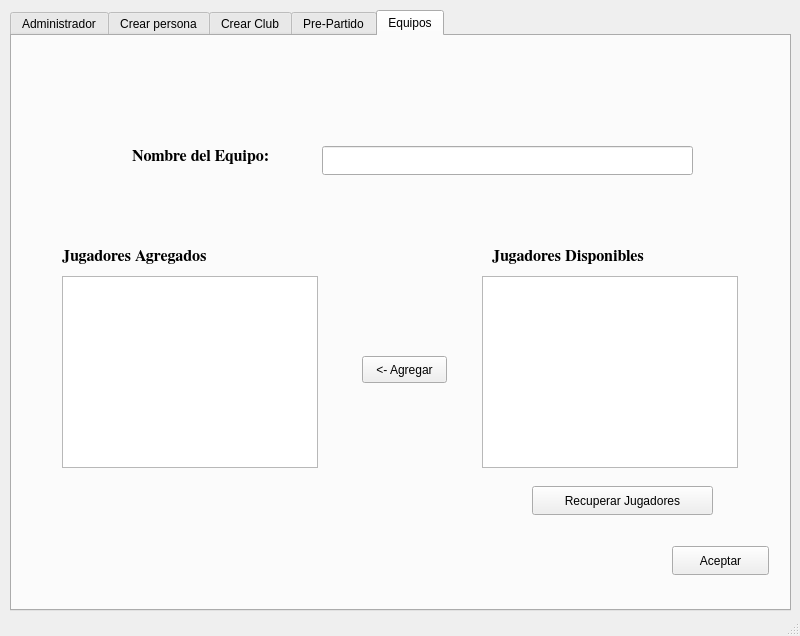
The window that mainWtabs.ui (Jeancasoto/ThePlaceToBet) describes before a commit, drawn with Qt 5.
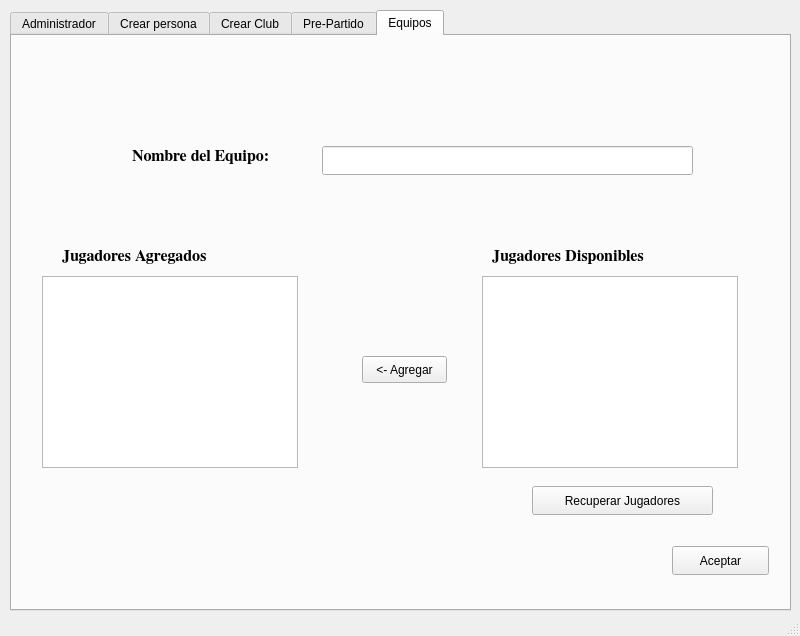
The same window after the commit. The open tabs and pages were chosen to show the change. Icons and pictures are not drawn.

```diff
--- a/mainWtabs.ui
+++ b/mainWtabs.ui
@@ -829,16 +829,6 @@
        </rect>
       </property>
      </widget>
-     <widget class="QListView" name="lista_jugadores_ag">
-      <property name="geometry">
-       <rect>
-        <x>50</x>
-        <y>240</y>
-        <width>256</width>
-        <height>192</height>
-       </rect>
-      </property>
-     </widget>
      <widget class="QPushButton" name="boton_equipo_aceptar">
       <property name="geometry">
        <rect>
@@ -852,6 +842,16 @@
        <string>Aceptar</string>
       </property>
      </widget>
+     <widget class="QListWidget" name="lista_jugadores_ag">
+      <property name="geometry">
+       <rect>
+        <x>30</x>
+        <y>240</y>
+        <width>256</width>
+        <height>192</height>
+       </rect>
+      </property>
+     </widget>
     </widget>
    </widget>
   </widget>
```
Left out of the diff: 17 changed lines with no effect on the pictures.
